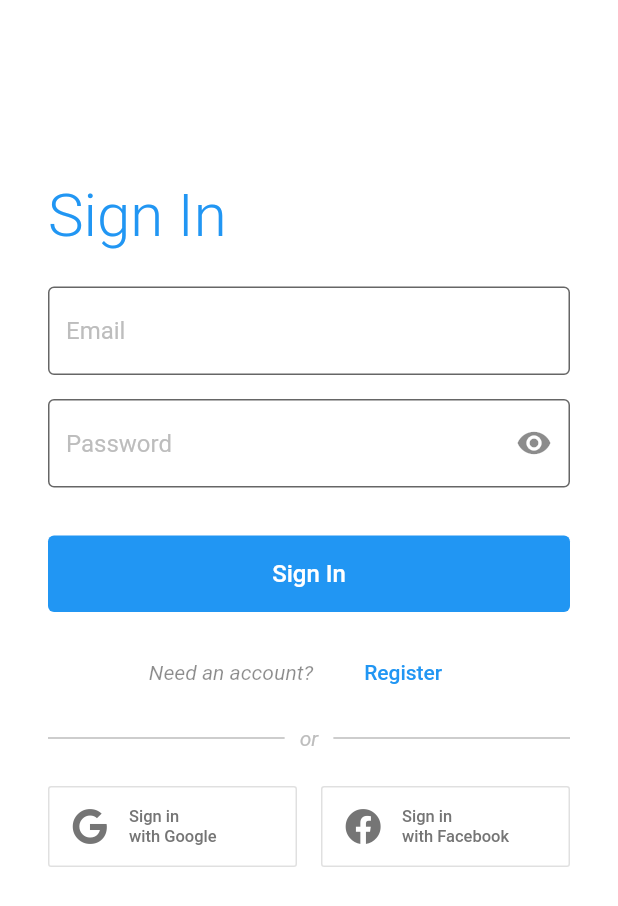
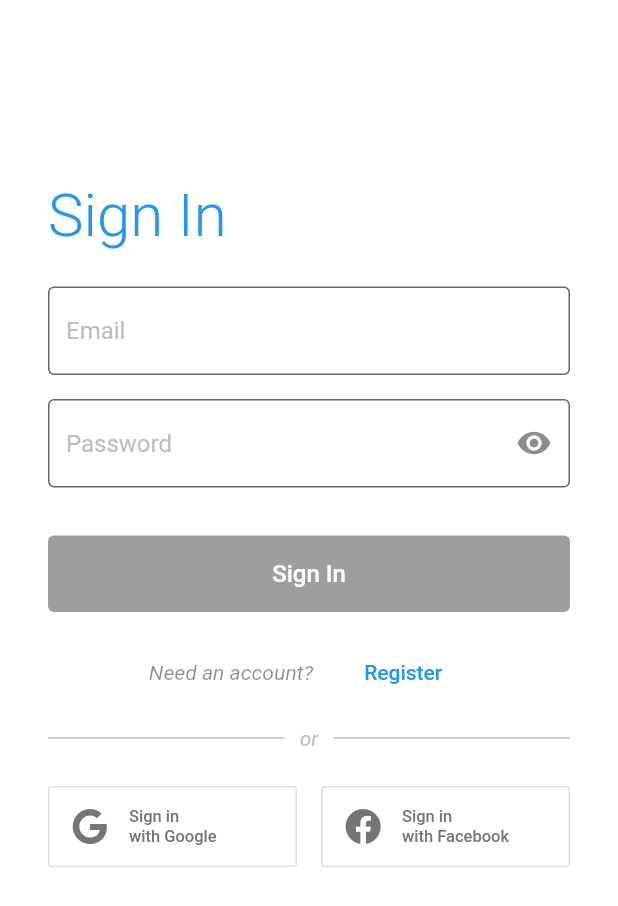
Before and after one commit to minidosis/flutter_firebase_auth, a Flutter app: the screen it shows after launch, on a phone screen of 412 x 824 dp. Shown: the top 906 px of the screen. Run offline on Flutter 3.47's test engine with Material 2 defaults, Android fonts, the phone set to English and light mode, and no system bars; our stand-ins replace firebase_auth, font_awesome_flutter; accounts and stored records are empty.

Commit message:
Various improvements.
- Extracted body of Scaffold into new component (The
  SnackBar needs Scaffold.of(context), so I splitted
  SignInPage in two.
- Fixed error messages.
- Made SignInButton disabled if there is no input.
  Eventually we need Form Validation anyways.

```diff
--- a/lib/login_flow/pages/signin_page.dart
+++ b/lib/login_flow/pages/signin_page.dart
@@ -1,40 +1,92 @@
 import 'package:firebase_auth/firebase_auth.dart';
 import 'package:flutter/material.dart';
+import 'package:flutter/services.dart';
 import 'package:flutter_firebase_auth/login_flow/auth_state_switch.dart';
 import 'package:flutter_firebase_auth/login_flow/pages/signup_page.dart';
 import 'package:flutter_firebase_auth/login_flow/widgets/auth_page_title.dart';
 import 'package:flutter_firebase_auth/login_flow/widgets/button_sign_in.dart';
 import 'package:flutter_firebase_auth/login_flow/widgets/button_sign_in_with.dart';
+import 'package:flutter_firebase_auth/login_flow/widgets/or_bar.dart';
 import 'package:flutter_firebase_auth/login_flow/widgets/text_field.dart';
-import 'package:flutter_firebase_auth/login_flow/widgets/or_bar.dart';
 import 'package:font_awesome_flutter/font_awesome_flutter.dart';
 import 'package:provider/provider.dart';
 
-class SignInPage extends StatefulWidget {
+class SignInPage extends StatelessWidget {
   @override
-  _SignInPageState createState() => _SignInPageState();
+  Widget build(BuildContext context) {
+    return Scaffold(
+      body: _SignInPageBody(),
+      backgroundColor: Colors.white,
+    );
+  }
 }
 
-class _SignInPageState extends State<SignInPage> {
+class _SignInPageBody extends StatefulWidget {
+  @override
+  _SignInPageBodyState createState() => _SignInPageBodyState();
+}
+
+class _SignInPageBodyState extends State<_SignInPageBody> {
   bool _showProgress = false;
-  TextEditingController _email = TextEditingController();
-  TextEditingController _password = TextEditingController();
+  TextEditingController _ctrlEmail, _ctrlPassword;
+  bool signButtonActive = false;
 
-  _showSnackbar(String message, [Color backgroundColor = Colors.black87]) {
+  @override
+  void initState() {
+    super.initState();
+    _ctrlEmail = TextEditingController();
+    _ctrlPassword = TextEditingController();
+    _ctrlEmail.addListener(_updateSignButtonActive);
+    _ctrlPassword.addListener(_updateSignButtonActive);
+  }
+
+  _updateSignButtonActive() {
+    setState(() {
+      signButtonActive =
+          (_ctrlEmail.text.isNotEmpty && _ctrlPassword.text.isNotEmpty);
+    });
+  }
+
+  _showSnackbar(String message, {IconData icon, Color color = Colors.red}) {
     Scaffold.of(context).showSnackBar(
       SnackBar(
-        content: Text(message),
-        backgroundColor: backgroundColor,
+        content: Row(
+          children: <Widget>[
+            if (icon != null) ...[Icon(icon), SizedBox(width: 10)],
+            Expanded(child: Text(message)),
+          ],
+        ),
+        backgroundColor: color,
       ),
     );
+  }
+
+  _showError(PlatformException e) {
+    switch (e.code) {
+      case 'ERROR_TOO_MANY_REQUESTS':
+        _showSnackbar(
+          "Too many unsuccessful login attempts, try again later.",
+          icon: Icons.warning,
+        );
+        break;
+      case 'ERROR_WRONG_PASSWORD':
+      case 'ERROR_USER_NOT_FOUND':
+        _showSnackbar("Wrong user and password combination");
+        break;
+      case 'ERROR_INVALID_EMAIL':
+        _showSnackbar("Invalid email");
+        break;
+      default:
+        return "Unknown error '${e.code}'";
+    }
   }
 
   _waitAndCheckErrors(Function signInFunc) async {
     setState(() => _showProgress = true);
     try {
       await signInFunc();
-    } catch (e) {
-      _showSnackbar(e.toString(), Colors.red);
+    } on PlatformException catch (e) {
+      _showError(e);
       setState(() => _showProgress = false);
     }
   }
@@ -45,23 +97,19 @@ class _SignInPageState extends State<SignInPage> {
 
   _signInWithEmailAndPassword() async {
     await FirebaseAuth.instance.signInWithEmailAndPassword(
-      email: _email.text,
-      password: _password.text,
+      email: _ctrlEmail.text,
+      password: _ctrlPassword.text,
     );
   }
 
   @override
   Widget build(BuildContext context) {
     if (_showProgress) {
-      return Scaffold(
-        body: Center(child: CircularProgressIndicator()),
-      );
+      return Center(child: CircularProgressIndicator());
     }
     final SignInConfig config = Provider.of<SignInConfig>(context);
     final primaryColor = Theme.of(context).primaryColor;
-    return Scaffold(
-      backgroundColor: Colors.white,
-      body: SingleChildScrollView(
+    return SingleChildScrollView(
       child: Padding(
         padding: const EdgeInsets.symmetric(horizontal: 32.0),
         child: Form(
@@ -71,14 +119,15 @@ class _SignInPageState extends State<SignInPage> {
               SizedBox(height: 120),
               AuthPageTitle('Sign In'),
               SizedBox(height: 24),
-                SignInTextField(SignInTextFieldType.email, _email),
+              SignInTextField(SignInTextFieldType.email, _ctrlEmail),
               SizedBox(height: 16),
-                SignInTextField(SignInTextFieldType.password, _password),
+              SignInTextField(SignInTextFieldType.password, _ctrlPassword),
               SizedBox(height: 32),
               SignInButton(
                 color: primaryColor,
-                  onPressed: () =>
-                      _waitAndCheckErrors(_signInWithEmailAndPassword),
+                onPressed: signButtonActive
+                    ? () => _waitAndCheckErrors(_signInWithEmailAndPassword)
+                    : null,
               ),
               SizedBox(height: 16),
               Row(
@@ -136,7 +185,6 @@ class _SignInPageState extends State<SignInPage> {
           ),
         ),
       ),
-      ),
     );
   }
 }
```
Lines whose indentation alone changed are shown as unchanged.
